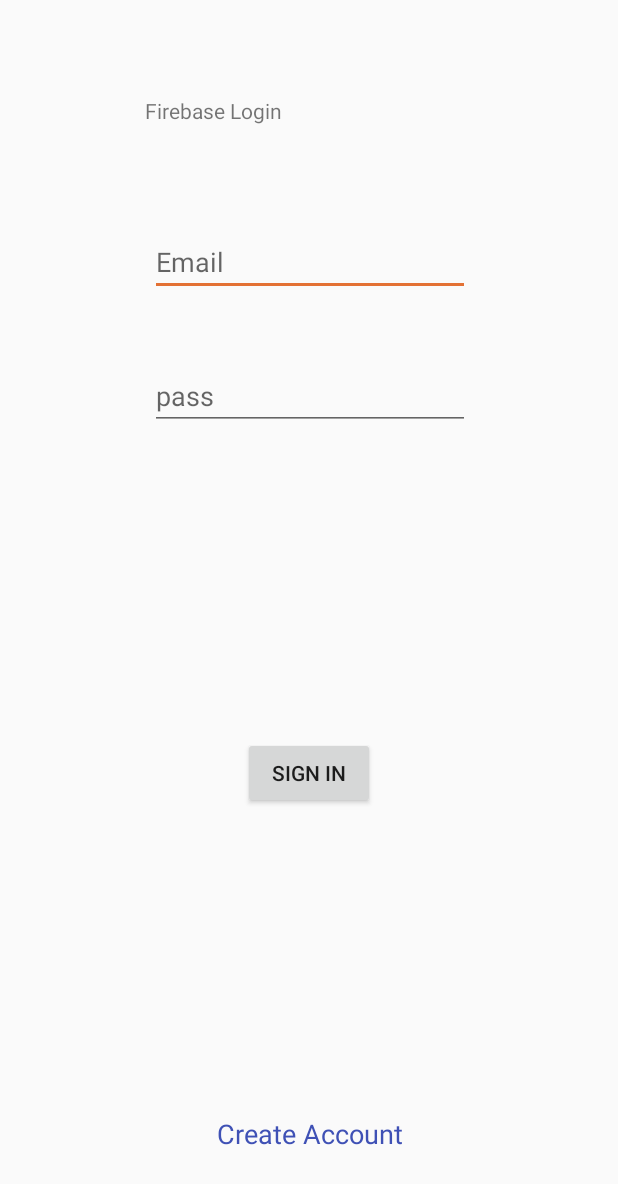
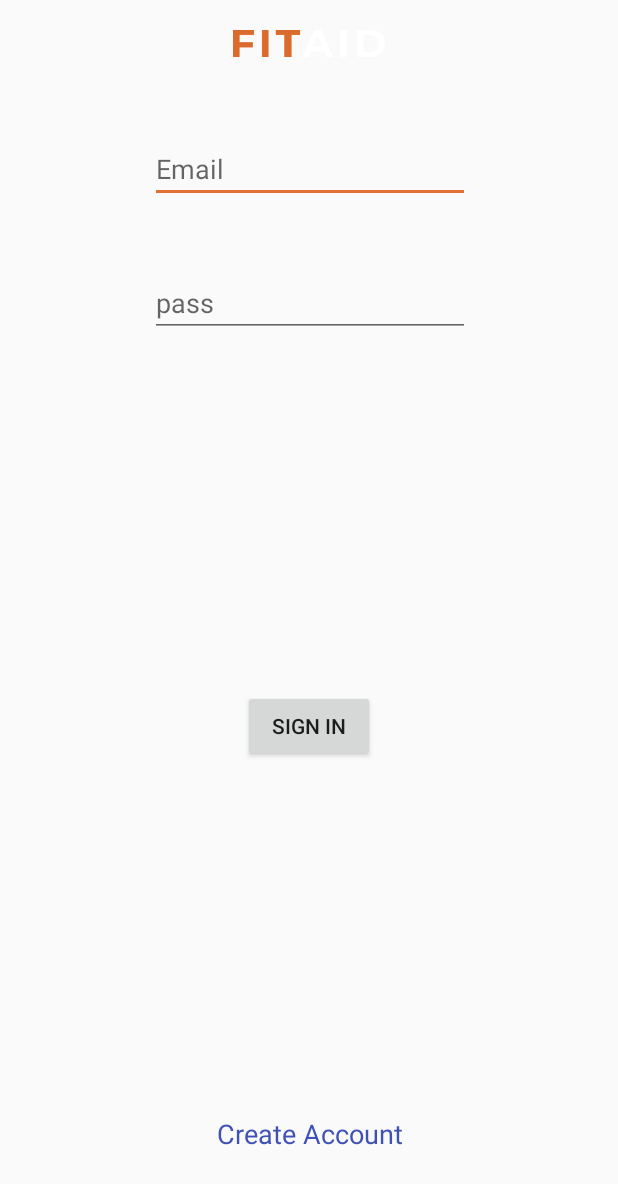
Before and after one commit to bmashlum/WorkoutTracker-1, an Android app: the layout activity_sign_in2.xml on its own in the app's theme, with its tools: preview values and no code run, on a phone screen of 412 x 824 dp. Shown: the top 1184 px of the screen. Run offline under Robolectric (Android 15) with nearby library versions, the phone set to English and light mode, and no system bars.

Commit message:
new fire base

```diff
--- a/FitAid App/app/src/main/res/layout/activity_sign_in2.xml
+++ b/FitAid App/app/src/main/res/layout/activity_sign_in2.xml
@@ -6,18 +6,16 @@
     android:layout_height="match_parent"
     tools:context=".SigninActivity2">
 
-    <TextView
-        android:id="@+id/textView"
-        android:layout_width="219dp"
-        android:layout_height="40dp"
-        android:layout_marginStart="8dp"
-        android:layout_marginTop="64dp"
-        android:layout_marginEnd="8dp"
-        android:text="Firebase Login"
+    <ImageView
+        android:id="@+id/imageView4"
+        android:layout_width="101dp"
+        android:layout_height="26dp"
+        android:layout_marginTop="16dp"
         app:layout_constraintEnd_toEndOf="parent"
-        app:layout_constraintHorizontal_bias="0.503"
+        app:layout_constraintHorizontal_bias="0.501"
         app:layout_constraintStart_toStartOf="parent"
-        app:layout_constraintTop_toTopOf="parent" />
+        app:layout_constraintTop_toTopOf="parent"
+        app:srcCompat="@drawable/main_logo_text" />
 
     <EditText
         android:id="@+id/etEmailSign"
@@ -32,7 +30,7 @@
         app:layout_constraintEnd_toEndOf="parent"
         app:layout_constraintHorizontal_bias="0.503"
         app:layout_constraintStart_toStartOf="parent"
-        app:layout_constraintTop_toBottomOf="@+id/textView" />
+        app:layout_constraintTop_toBottomOf="@+id/imageView4" />
 
     <EditText
         android:id="@+id/etPassSign"
--- a/FitAid App/app/src/main/res/layout/activity_signin2.xml
+++ /dev/null
@@ -1,9 +0,0 @@
-<?xml version="1.0" encoding="utf-8"?>
-<android.support.constraint.ConstraintLayout xmlns:android="http://schemas.android.com/apk/res/android"
-    xmlns:app="http://schemas.android.com/apk/res-auto"
-    xmlns:tools="http://schemas.android.com/tools"
-    android:layout_width="match_parent"
-    android:layout_height="match_parent"
-    tools:context=".SigninActivity2">
-
-</android.support.constraint.ConstraintLayout>
```
Also changed, not shown: 13 other files.
